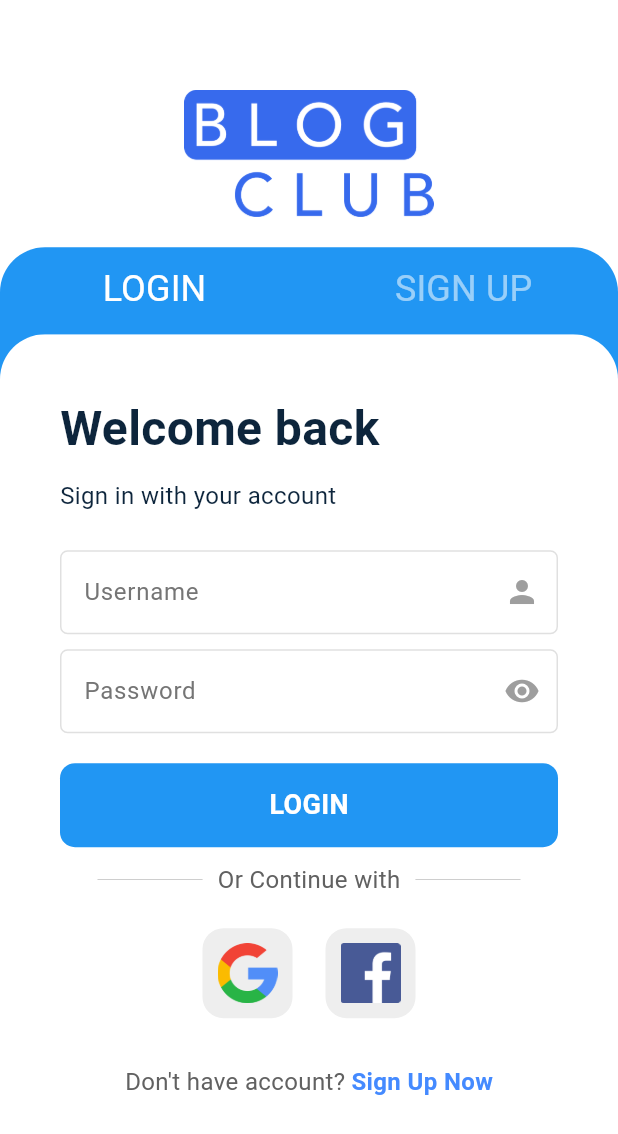
After one commit to DarkEye42/Blog_Club_UI_Design, a Flutter app: the AuthPage screen opened directly, on a phone screen of 412 x 824 dp. The commit adds this screen. Shown: the top 1134 px of the screen. Run offline on Flutter 3.47's test engine with Material 3 defaults, Android fonts, the phone set to English and light mode, and no system bars; our stand-ins replace smooth_page_indicator.

Commit message:
Tab Bar added & Login page designed

```diff
--- a/lib/main.dart
+++ b/lib/main.dart
@@ -1,3 +1,4 @@
+import 'package:blog_club/screens/auth.dart';
 import 'package:blog_club/screens/home.dart';
 import 'package:blog_club/screens/splash_screen.dart';
 import 'package:flutter/material.dart';
--- /dev/null
+++ b/lib/screens/auth.dart
@@ -0,0 +1,244 @@
+import 'package:blog_club/screens/home.dart';
+import 'package:blog_club/wigets/customButton.dart';
+import 'package:blog_club/wigets/squareTile.dart';
+import 'package:blog_club/wigets/textField.dart';
+import 'package:flutter/material.dart';
+
+class AuthPage extends StatefulWidget {
+  const AuthPage({Key? key}) : super(key: key);
+
+  @override
+  State<AuthPage> createState() => _AuthPageState();
+}
+
+class _AuthPageState extends State<AuthPage> with TickerProviderStateMixin {
+  @override
+  Widget build(BuildContext context) {
+    // Tab controller
+    TabController _tabController = TabController(length: 2, vsync: this);
+
+    // Text field controllers
+    final usernameController = TextEditingController();
+    final passwordController = TextEditingController();
+
+    return Scaffold(
+      resizeToAvoidBottomInset: true,
+      backgroundColor: Colors.white,
+      body: Column(
+        children: [
+          SizedBox(
+            height: MediaQuery.of(context).size.height * 0.2,
+            child: Center(
+              child: Padding(
+                padding: const EdgeInsets.only(
+                    top: 60, right: 50, left: 50, bottom: 20),
+                child: Image.asset('lib/assets/logo.png'),
+              ),
+            ),
+          ),
+          Expanded(
+            child: Container(
+              decoration: const BoxDecoration(
+                  borderRadius: BorderRadius.only(
+                    topLeft: Radius.circular(30.0),
+                    topRight: Radius.circular(30.0),
+                  ),
+                  color: Colors.blue),
+              child: Column(
+                children: [
+                  TabBar(
+                    controller: _tabController,
+                    labelColor: Colors.white,
+                    unselectedLabelColor: Colors.white54,
+                    dividerColor: Colors.transparent,
+                    tabs: const [
+                      Tab(
+                        child: Text(
+                          'LOGIN',
+                          style: TextStyle(
+                              fontSize: 24, fontWeight: FontWeight.w400),
+                        ),
+                      ),
+                      Tab(
+                        child: Text(
+                          'SIGN UP',
+                          style: TextStyle(
+                              fontSize: 24, fontWeight: FontWeight.w400),
+                        ),
+                      ),
+                    ],
+                    indicatorColor: Colors.transparent,
+                    padding:
+                        const EdgeInsets.symmetric(horizontal: 0, vertical: 5),
+                  ),
+                  Expanded(
+                    child: ClipRRect(
+                      borderRadius: const BorderRadius.only(
+                        topLeft: Radius.circular(30.0),
+                        topRight: Radius.circular(30.0),
+                      ),
+                      child: Container(
+                        decoration: const BoxDecoration(color: Colors.white),
+                        child: TabBarView(
+                          controller: _tabController,
+                          children: [
+                            SingleChildScrollView(
+                              child: Padding(
+                                padding: const EdgeInsets.all(40),
+                                child: Column(
+                                  crossAxisAlignment: CrossAxisAlignment.start,
+                                  children: [
+                                    const Text(
+                                      'Welcome back',
+                                      style: TextStyle(
+                                        fontWeight: FontWeight.bold,
+                                        color: Color(0xFF0D253C),
+                                        fontSize: 32,
+                                      ),
+                                    ),
+                                    const SizedBox(
+                                      height: 10,
+                                    ),
+                                    const Text(
+                                      'Sign in with your account',
+                                      style: TextStyle(
+                                        fontWeight: FontWeight.normal,
+                                        color: Color(0xFF0D253C),
+                                        fontSize: 16,
+                                      ),
+                                    ),
+                                    const SizedBox(
+                                      height: 25,
+                                    ),
+                                    const UsernameField(
+                                        hintText: 'Username',
+                                        icon: Icons.person),
+                                    const SizedBox(
+                                      height: 10,
+                                    ),
+                                    const PasswordField(hintText: 'Password'),
+                                    const SizedBox(
+                                      height: 20,
+                                    ),
+                                    CustomButton(
+                                        onTap: () {
+                                          Navigator.push(
+                                            context,
+                                            MaterialPageRoute(
+                                                builder: (context) =>
+                                                    const HomePage()),
+                                          );
+                                        },
+                                        buttonName: 'LOGIN',
+                                        textColor: Colors.white,
+                                        buttonColor: Colors.blue),
+                                    const SizedBox(
+                                      height: 10,
+                                    ),
+                                    Padding(
+                                      padding: const EdgeInsets.symmetric(
+                                          horizontal: 25.0),
+                                      child: Row(
+                                        children: [
+                                          Expanded(
+                                            child: Divider(
+                                              thickness: 0.5,
+                                              color: Colors.grey.shade400,
+                                            ),
+                                          ),
+                                          Padding(
+                                            padding: const EdgeInsets.symmetric(
+                                                horizontal: 10.0),
+                                            child: Text(
+                                              'Or Continue with',
+                                              style: TextStyle(
+                                                  color: Colors.grey[700],
+                                                  fontSize: 16),
+                                            ),
+                                          ),
+                                          Expanded(
+                                            child: Divider(
+                                              thickness: 0.5,
+                                              color: Colors.grey[400],
+                                            ),
+                                          ),
+                                        ],
+                                      ),
+                                    ),
+                                    const SizedBox(
+                                      height: 20,
+                                    ),
+                                    // google + facebook sign in buttons
+                                    const Row(
+                                      mainAxisAlignment:
+                                          MainAxisAlignment.center,
+                                      children: [
+                                        // google button
+                                        SquareTile(
+                                            imagePath: 'lib/assets/google.png'),
+
+                                        SizedBox(
+                                          width: 20,
+                                        ),
+
+                                        // facebook button
+                                        SquareTile(
+                                            imagePath:
+                                                'lib/assets/facebook.png'),
+                                      ],
+                                    ),
+
+                                    const SizedBox(
+                                      height: 30,
+                                    ),
+                                    // Don't have account? register now
+                                    Row(
+                                      mainAxisAlignment:
+                                          MainAxisAlignment.center,
+                                      children: [
+                                        Text(
+                                          'Don\'t have account?',
+                                          style: TextStyle(
+                                              color: Colors.grey[700],
+                                              fontSize: 16),
+                                        ),
+                                        const SizedBox(
+                                          width: 4,
+                                        ),
+                                        const Text(
+                                          'Sign Up Now',
+                                          style: TextStyle(
+                                              color: Colors.blueAccent,
+                                              fontWeight: FontWeight.bold,
+                                              fontSize: 16),
+                                        ),
+                                      ],
+                                    )
+                                  ],
+                                ),
+                              ),
+                            ),
+                            const Center(
+                              child: Text(
+                                'Sign Up',
+                                style: TextStyle(
+                                  fontWeight: FontWeight.normal,
+                                  color: Color(0xFF0D253C),
+                                  fontSize: 34,
+                                ),
+                              ),
+                            ),
+                          ],
+                        ),
+                      ),
+                    ),
+                  ),
+                ],
+              ),
+            ),
+          ),
+        ],
+      ),
+    );
+  }
+}
--- a/lib/screens/onboard.dart
+++ b/lib/screens/onboard.dart
@@ -1,3 +1,4 @@
+import 'package:blog_club/screens/auth.dart';
 import 'package:blog_club/screens/home.dart';
 import 'package:flutter/material.dart';
 import 'package:smooth_page_indicator/smooth_page_indicator.dart';
@@ -10,10 +11,11 @@ class OnBoard extends StatefulWidget {
 }
 
 class _OnBoardState extends State<OnBoard> {
-  void goHome(BuildContext context) {
+  // Go to the login page
+  void nextPage(BuildContext context) {
     Navigator.pushAndRemoveUntil(
       context,
-      MaterialPageRoute(builder: (context) => const HomePage()),
+      MaterialPageRoute(builder: (context) => const AuthPage()),
       (route) => false,
     );
   }
@@ -179,12 +181,8 @@ class _OnBoardState extends State<OnBoard> {
                               ElevatedButton(
                                 onPressed: () {
                                   isLastPage
-                                      ? Navigator.pushAndRemoveUntil(
-                                          context,
-                                          MaterialPageRoute(
-                                              builder: (context) =>
-                                                  const HomePage()),
-                                          (route) => false)
+                                      ?
+                                        nextPage(context)
                                       : controller.nextPage(
                                           duration:
                                               const Duration(milliseconds: 500),
--- /dev/null
+++ b/lib/wigets/customButton.dart
@@ -0,0 +1,42 @@
+import 'package:flutter/material.dart';
+
+class CustomButton extends StatelessWidget {
+  final Function()? onTap;
+  final String buttonName;
+  final Color textColor;
+  final Color buttonColor;
+
+  const CustomButton({
+    Key? key,
+    required this.onTap,
+    required this.buttonName,
+    required this.textColor,
+    required this.buttonColor,
+  }) : super(key: key);
+
+  @override
+  Widget build(BuildContext context) {
+    return InkWell(
+      onTap: onTap,
+      focusColor: buttonColor,
+      child: Container(
+        width: double.infinity, // Ensure the button fills its parent's width
+        padding: const EdgeInsets.symmetric(horizontal: 25, vertical: 15),
+        decoration: BoxDecoration(
+          color: buttonColor, // Use buttonColor for the button's background color
+          borderRadius: BorderRadius.circular(10),
+        ),
+        child: Center(
+          child: Text(
+            buttonName,
+            style: TextStyle(
+              color: textColor,
+              fontWeight: FontWeight.bold,
+              fontSize: 18,
+            ),
+          ),
+        ),
+      ),
+    );
+  }
+}
--- /dev/null
+++ b/lib/wigets/squareTile.dart
@@ -0,0 +1,22 @@
+import 'package:flutter/material.dart';
+
+class SquareTile extends StatelessWidget {
+  final String imagePath;
+  const SquareTile({super.key, required this.imagePath});
+
+  @override
+  Widget build(BuildContext context) {
+    return Container(
+      padding: const EdgeInsets.all(10),
+      decoration: BoxDecoration(
+          border: Border.all(color: Colors.white),
+          borderRadius: BorderRadius.circular(15),
+          color: Colors.grey[200]
+      ),
+      child: Image.asset(
+        imagePath,
+        height: 40,
+      ),
+    );
+  }
+}
--- /dev/null
+++ b/lib/wigets/textField.dart
@@ -0,0 +1,89 @@
+import 'package:flutter/material.dart';
+
+class UsernameField extends StatelessWidget {
+  final controller;
+  final String hintText;
+  final IconData icon;
+
+
+  const UsernameField({
+    this.controller,
+    required this.hintText,
+    required this.icon,
+    super.key
+  });
+
+  @override
+  Widget build(BuildContext context) {
+    return TextField(
+      controller: controller,
+      decoration: InputDecoration(
+        enabledBorder: OutlineInputBorder(
+          borderSide: BorderSide(color: Colors.grey.shade300),
+          borderRadius: BorderRadius.circular(5),
+        ),
+        focusedBorder: OutlineInputBorder(
+          borderSide: BorderSide(color: Colors.grey.shade500),
+          borderRadius: BorderRadius.circular(5),
+        ),
+        fillColor: Colors.white,
+        filled: true,
+        labelText: hintText,
+        suffixIcon: Icon(icon, color: Colors.grey),
+        labelStyle: TextStyle(color: Colors.grey[600], fontWeight: FontWeight.w400),
+      ),
+    );
+  }
+}
+
+class PasswordField extends StatefulWidget {
+  final controller;
+  final String hintText;
+
+  const PasswordField({
+    this.controller,
+    required this.hintText,
+    super.key
+  });
+
+  @override
+  State<PasswordField> createState() => _PasswordFieldState();
+}
+
+class _PasswordFieldState extends State<PasswordField> {
+  bool _obscureText = true;
+  @override
+  Widget build(BuildContext context) {
+    return TextField(
+      obscureText: _obscureText,
+      obscuringCharacter: '•',
+      controller: widget.controller,
+      decoration: InputDecoration(
+        enabledBorder: OutlineInputBorder(
+          borderSide: BorderSide(color: Colors.grey.shade300),
+          borderRadius: BorderRadius.circular(5),
+        ),
+        focusedBorder: OutlineInputBorder(
+          borderSide: BorderSide(color: Colors.grey.shade500),
+          borderRadius: BorderRadius.circular(5),
+        ),
+        fillColor: Colors.white,
+        filled: true,
+        labelText: widget.hintText,
+        suffixIcon: IconButton(
+          icon: Icon(
+            _obscureText ? Icons.visibility : Icons.visibility_off,
+            color: Colors.grey,
+          ),
+          onPressed: () {
+            setState(() {
+              _obscureText = !_obscureText;
+            });
+          },
+        ),
+        labelStyle:
+        TextStyle(color: Colors.grey[600], fontWeight: FontWeight.w400),
+      ),
+    );
+  }
+}
```
Also changed, not shown: lib/assets/facebook.png (added), lib/assets/google.png (added), lib/generated/assets.dart.
